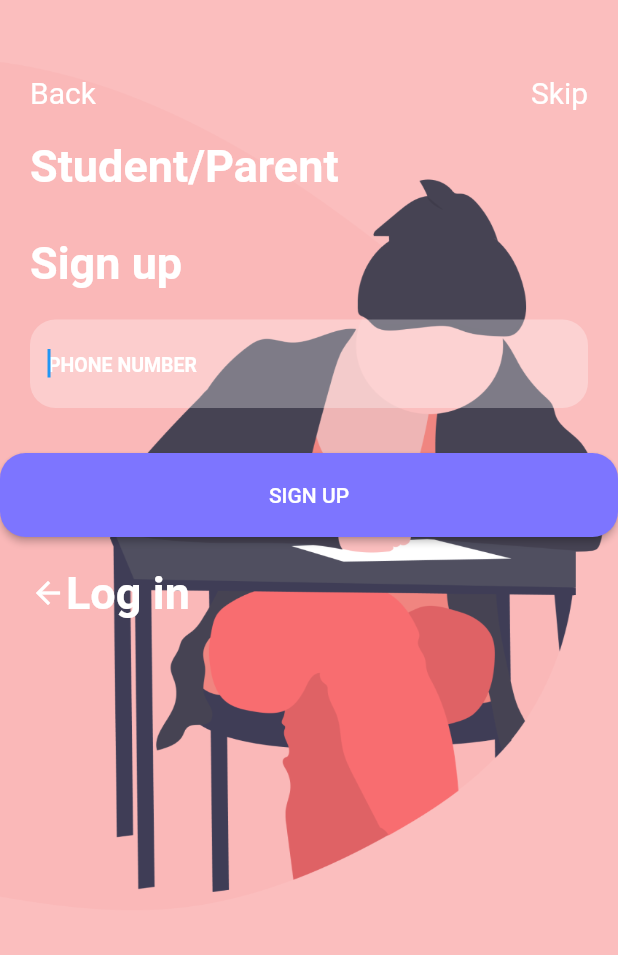
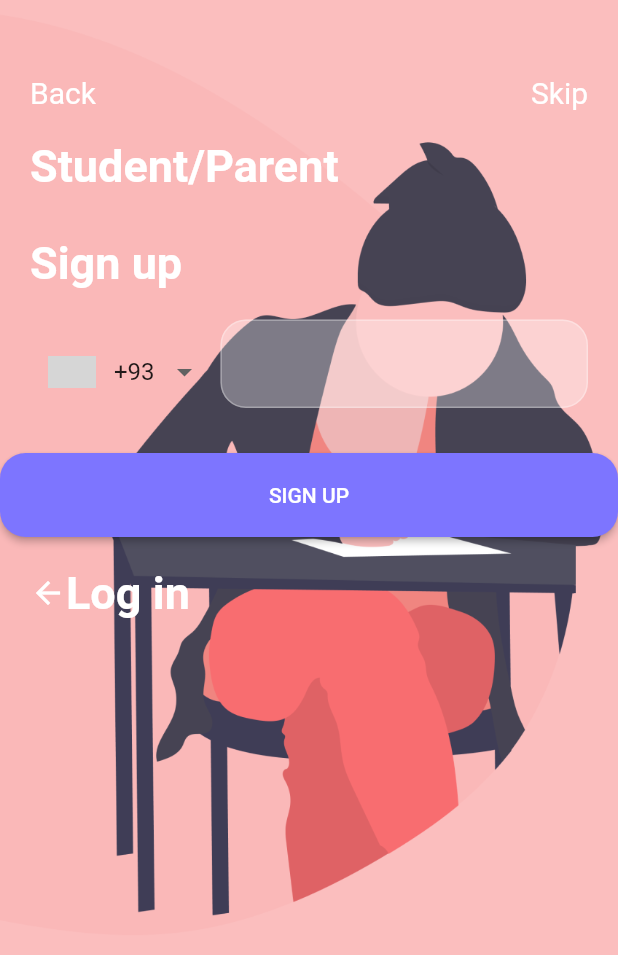
Before and after one commit to maxjing/flutter-online-tutorial-platform, a Flutter app: the SignupPage screen opened directly, on a phone screen of 412 x 824 dp. Shown: the top 955 px of the screen. Run offline on Flutter 3.47's test engine with Material 2 defaults, Android fonts, the phone set to English and light mode, and no system bars; drawn by our look-alikes of intl_phone_number_input; our stand-ins replace cloud_firestore, firebase_auth; accounts and stored records are empty; grey boxes are pictures that could not be loaded.

Commit message:
add country code for phonenumber input

```diff
--- a/lib/components/signup_page.dart
+++ b/lib/components/signup_page.dart
@@ -1,5 +1,6 @@
 import 'package:firebase_auth/firebase_auth.dart';
 import 'package:flutter/material.dart';
+import 'package:intl_phone_number_input/intl_phone_number_input.dart';
 import '../helper.dart';
 import '../routes.dart';
 import '../style.dart';
@@ -16,8 +17,10 @@ class SignupPage extends StatefulWidget {
 }
 
 class _SignupPageState extends State<SignupPage> {
-  final _phoneController = TextEditingController();
+  final GlobalKey<FormState> formKey = GlobalKey<FormState>();
   final _codeController = TextEditingController();
+  var _validate = false;
+  var _phoneNumber;
 
   Future registerUser(String mobile, BuildContext context) async {
     FirebaseAuth _auth = FirebaseAuth.instance;
@@ -95,7 +98,7 @@ class _SignupPageState extends State<SignupPage> {
             decoration: BoxDecoration(
               image: DecorationImage(
                 image: AssetImage(widget._assetPath),
-                fit: BoxFit.fill,
+                fit: BoxFit.cover,
               ),
             ),
             child: Column(
@@ -151,32 +154,40 @@ class _SignupPageState extends State<SignupPage> {
                       Container(
                           padding: const EdgeInsets.all(20.0),
                           child: Container(
-                            child: TextField(
-                              autofocus: true,
-                              decoration: InputDecoration(
-                                border: OutlineInputBorder(
-                                  borderRadius: BorderRadius.all(
-                                    Radius.circular(17.0),
-                                  ),
-                                  borderSide: BorderSide(
-                                    width: 0,
-                                    style: BorderStyle.none,
-                                  ),
+                              child: Form(
+                            key: formKey,
+                            child: Container(
+                              child: InternationalPhoneNumberInput(
+                                onInputChanged: (PhoneNumber number) {
+                                  _phoneNumber = number.toString();
+                                },
+                                initialCountry2LetterCode: 'CA',
+                                hintText: 'Phone Number',
+                                inputBorder: OutlineInputBorder(),
+                                isEnabled: true,
+                                autoValidate: true,
+                                formatInput: true,
+                                textStyle: TextStyle(
+                                  color: Colors.white,
                                 ),
-                                filled: true,
-                                fillColor: Color.fromRGBO(255, 255, 255, 0.3),
-                                hintText: "PHONE NUMBER",
-                                hintStyle: TextStyle(
-                                    color: Colors.white,
-                                    fontSize: 13.0,
-                                    fontWeight: FontWeight.bold),
-                              ),
-                              controller: _phoneController,
-                              style: TextStyle(
-                                color: Colors.white,
+                                inputDecoration: InputDecoration(
+                                  border: OutlineInputBorder(
+                                      borderRadius: BorderRadius.all(
+                                        Radius.circular(17.0),
+                                      ),
+                                      borderSide: BorderSide(
+                                        width: 1,
+                                        style: BorderStyle.solid,
+                                      )),
+                                  filled: true,
+                                  fillColor: HintColor,
+                                ),
+                                onInputValidated: (bool value) {
+                                  _validate = value;
+                                },
                               ),
                             ),
-                          )),
+                          ))),
                       SizedBox(height: 10.0),
                       ButtonTheme(
                         minWidth: getScreenWidth() * 0.9,
@@ -187,8 +198,10 @@ class _SignupPageState extends State<SignupPage> {
                               borderRadius: BorderRadius.circular(17.0),
                             ),
                             onPressed: () {
-                              final mobile = _phoneController.text.trim();
-                              registerUser(mobile, context);
+                              if (_validate) {
+                                final mobile = _phoneNumber;
+                                registerUser(mobile, context);
+                              }
                             },
                             child: Text('SIGN UP',
                                 style: TextStyle(color: Colors.white))),
--- a/lib/main.dart
+++ b/lib/main.dart
@@ -101,13 +101,14 @@ class App extends StatelessWidget {
   }
 
   ThemeData _theme() {
-    return ThemeData(primaryColor: ThemeColor
+    return ThemeData(
+      primaryColor: ThemeColor,
+      hintColor: HintColor,
       // appBarTheme: AppBarTheme(textTheme: TextTheme(title: AppBarTextStyle)),
       // textTheme: TextTheme(
       //   title: TitleTextStyle,
       //   body1: Body1TextStyle,
       // )
-
     );
   }
 }
--- a/lib/screens/teacher/teacherDetail.dart
+++ b/lib/screens/teacher/teacherDetail.dart
@@ -272,7 +272,9 @@ class TeacherDetailConten extends StatelessWidget {
   @override
   Widget build(BuildContext context) {
     var teacher = Provider.of<Teacher>(context);
-    return Container(
+    return teacher == null
+        ? LinearProgressIndicator()
+        : Container(
             child: ListView(
             children: <Widget>[
               teacherIcon(teacher.icon),
--- a/lib/style.dart
+++ b/lib/style.dart
@@ -5,6 +5,8 @@ const MediumTextSize = 20.0;
 const BodyTextSize = 14.0;
 
 const String FontNameDefault = 'Roboto';
+
+const HintColor = Color.fromRGBO(255, 255, 255, 0.3);
 
 const ThemeColor = const Color(0xfff08580);
 const ThemeLightColor = const Color(0xfffbbebb);
--- a/pubspec.yaml
+++ b/pubspec.yaml
@@ -32,6 +32,7 @@ dependencies:
   cloud_firestore: ^0.12.9+5
   firebase_storage: ^3.1.1
   provider: ^4.0.4
+  intl_phone_number_input: ^0.3.0
 
 dev_dependencies:
   flutter_test:
```
Also changed, not shown: lib/components/login_page.dart (+40 -25 lines), lib/screens/home/home.dart (+6 -6 lines), pubspec.lock. Lines whose indentation alone changed are shown as unchanged.
